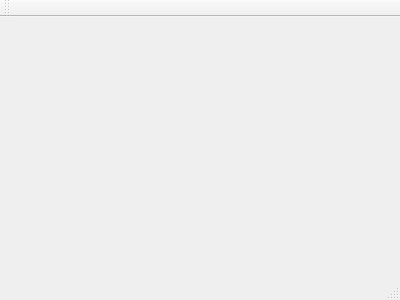
First picture: the form in mainwindow.ui, repository b-viguier/MidiStudio, before the edit.
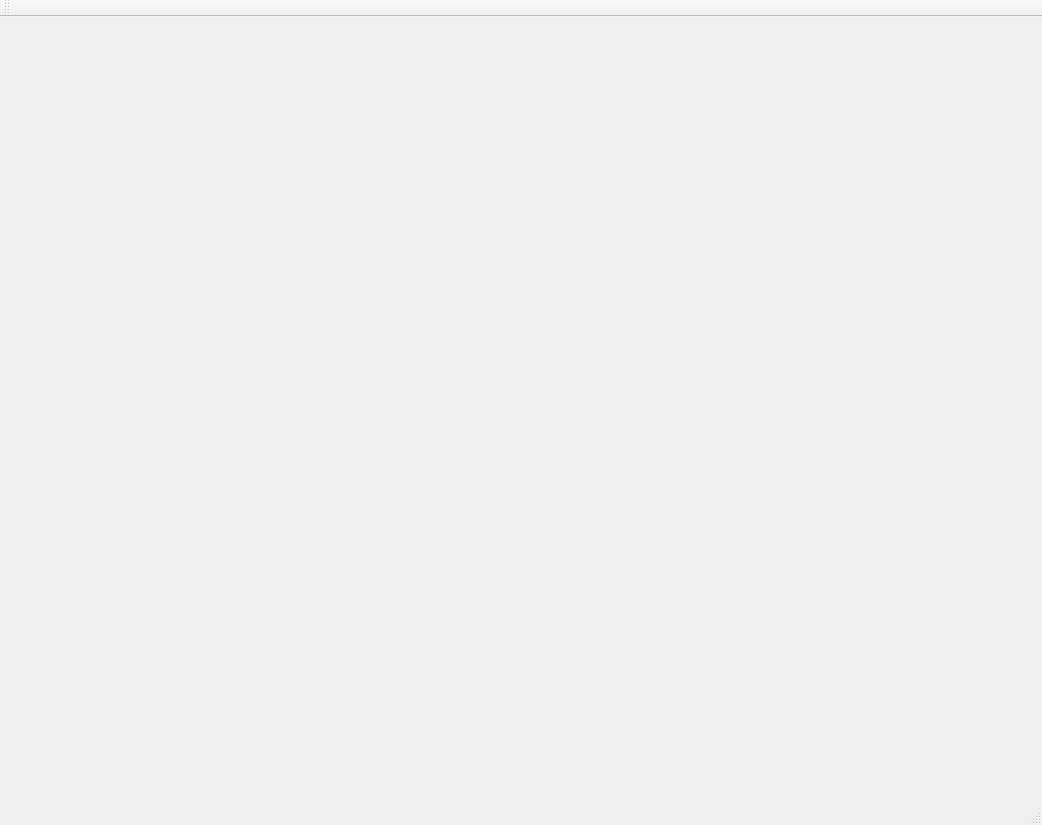
Second picture: the form after the edit.

Commit message: Added basic Status widget

```diff
--- a/mainwindow.ui
+++ b/mainwindow.ui
@@ -6,8 +6,8 @@
    <rect>
     <x>0</x>
     <y>0</y>
-    <width>400</width>
-    <height>300</height>
+    <width>1042</width>
+    <height>825</height>
    </rect>
   </property>
   <property name="windowTitle">
```
Left out of the diff: 2 changed lines with no effect on the pictures. The commit also changes 5 other files.
